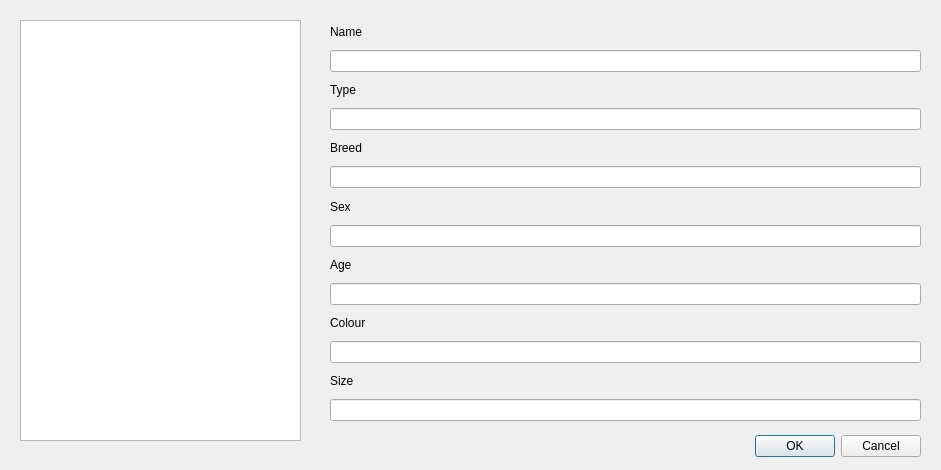
This is cuACS/viewanimals.ui in cameronhawtin/Animal-Farm-cuACS as Qt 5 draws it before an edit. The edited form follows.
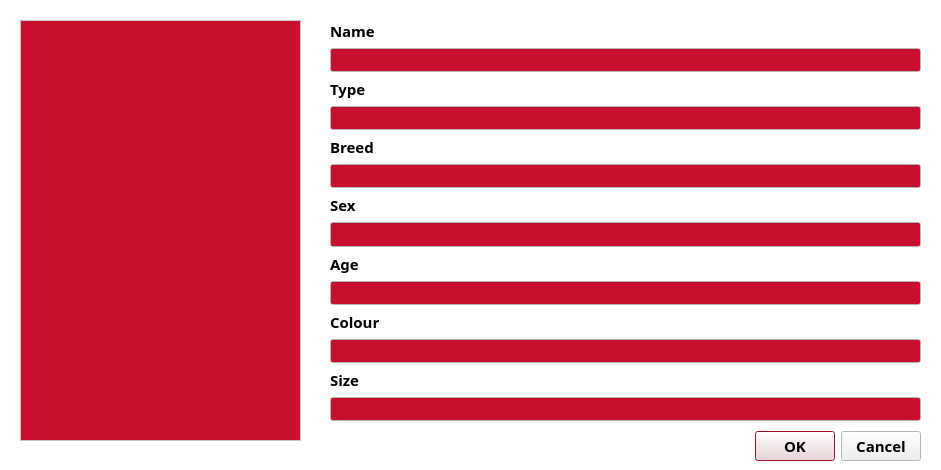
This is the edited form.

Commit message: added carleton font set dialogs to have carleton font (Egyptienne Roman) set login window to non-resizeable set colours to carleton's (PMS 186 #C8102E 200, 16, 46)

What changed in the file:
```diff
--- a/cuACS/viewanimals.ui
+++ b/cuACS/viewanimals.ui
@@ -10,6 +10,159 @@
     <height>470</height>
    </rect>
   </property>
+  <property name="palette">
+   <palette>
+    <active>
+     <colorrole role="BrightText">
+      <brush brushstyle="SolidPattern">
+       <color alpha="255">
+        <red>255</red>
+        <green>255</green>
+        <blue>255</blue>
+       </color>
+      </brush>
+     </colorrole>
+     <colorrole role="Base">
+      <brush brushstyle="SolidPattern">
+       <color alpha="255">
+        <red>200</red>
+        <green>16</green>
+        <blue>46</blue>
+       </color>
+      </brush>
+     </colorrole>
+     <colorrole role="Window">
+      <brush brushstyle="SolidPattern">
+       <color alpha="255">
+        <red>255</red>
+        <green>255</green>
+        <blue>255</blue>
+       </color>
+      </brush>
+     </colorrole>
+     <colorrole role="Highlight">
+      <brush brushstyle="SolidPattern">
+       <color alpha="255">
+        <red>200</red>
+        <green>16</green>
+        <blue>46</blue>
+       </color>
+      </brush>
+     </colorrole>
+     <colorrole role="HighlightedText">
+      <brush brushstyle="SolidPattern">
+       <color alpha="255">
+        <red>255</red>
+        <green>255</green>
+        <blue>255</blue>
+       </color>
+      </brush>
+     </colorrole>
+    </active>
+    <inactive>
+     <colorrole role="BrightText">
+      <brush brushstyle="SolidPattern">
+       <color alpha="255">
+        <red>255</red>
+        <green>255</green>
+        <blue>255</blue>
+       </color>
+      </brush>
+     </colorrole>
+     <colorrole role="Base">
+      <brush brushstyle="SolidPattern">
+       <color alpha="255">
+        <red>200</red>
+        <green>16</green>
+        <blue>46</blue>
+       </color>
+      </brush>
+     </colorrole>
+     <colorrole role="Window">
+      <brush brushstyle="SolidPattern">
+       <color alpha="255">
+        <red>255</red>
+        <green>255</green>
+        <blue>255</blue>
+       </color>
+      </brush>
+     </colorrole>
+     <colorrole role="Highlight">
+      <brush brushstyle="SolidPattern">
+       <color alpha="255">
+        <red>200</red>
+        <green>16</green>
+        <blue>46</blue>
+       </color>
+      </brush>
+     </colorrole>
+     <colorrole role="HighlightedText">
+      <brush brushstyle="SolidPattern">
+       <color alpha="255">
+        <red>255</red>
+        <green>255</green>
+        <blue>255</blue>
+       </color>
+      </brush>
+     </colorrole>
+    </inactive>
+    <disabled>
+     <colorrole role="BrightText">
+      <brush brushstyle="SolidPattern">
+       <color alpha="255">
+        <red>255</red>
+        <green>255</green>
+        <blue>255</blue>
+       </color>
+      </brush>
+     </colorrole>
+     <colorrole role="Base">
+      <brush brushstyle="SolidPattern">
+       <color alpha="255">
+        <red>255</red>
+        <green>255</green>
+        <blue>255</blue>
+       </color>
+      </brush>
+     </colorrole>
+     <colorrole role="Window">
+      <brush brushstyle="SolidPattern">
+       <color alpha="255">
+        <red>255</red>
+        <green>255</green>
+        <blue>255</blue>
+       </color>
+      </brush>
+     </colorrole>
+     <colorrole role="Highlight">
+      <brush brushstyle="SolidPattern">
+       <color alpha="255">
+        <red>145</red>
+        <green>141</green>
+        <blue>126</blue>
+       </color>
+      </brush>
+     </colorrole>
+     <colorrole role="HighlightedText">
+      <brush brushstyle="SolidPattern">
+       <color alpha="255">
+        <red>255</red>
+        <green>255</green>
+        <blue>255</blue>
+       </color>
+      </brush>
+     </colorrole>
+    </disabled>
+   </palette>
+  </property>
+  <property name="font">
+   <font>
+    <family>Egyptienne F</family>
+    <pointsize>11</pointsize>
+    <weight>75</weight>
+    <bold>true</bold>
+   </font>
+  </property>
   <property name="windowTitle">
    <string>Dialog</string>
   </property>
@@ -61,6 +214,43 @@
       <property name="enabled">
        <bool>true</bool>
       </property>
+      <property name="palette">
+       <palette>
+        <active>
+         <colorrole role="Text">
+          <brush brushstyle="SolidPattern">
+           <color alpha="255">
+            <red>255</red>
+            <green>255</green>
+            <blue>255</blue>
+           </color>
+          </brush>
+         </colorrole>
+        </active>
+        <inactive>
+         <colorrole role="Text">
+          <brush brushstyle="SolidPattern">
+           <color alpha="255">
+            <red>255</red>
+            <green>255</green>
+            <blue>255</blue>
+           </color>
+          </brush>
+         </colorrole>
+        </inactive>
+        <disabled>
+         <colorrole role="Text">
+          <brush brushstyle="SolidPattern">
+           <color alpha="255">
+            <red>190</red>
+            <green>190</green>
+            <blue>190</blue>
+           </color>
+          </brush>
+         </colorrole>
+        </disabled>
+       </palette>
+      </property>
      </widget>
     </item>
     <item>
@@ -71,7 +261,45 @@
      </widget>
     </item>
     <item>
-     <widget class="QLineEdit" name="typeLineEdit"/>
+     <widget class="QLineEdit" name="typeLineEdit">
+      <property name="palette">
+       <palette>
+        <active>
+         <colorrole role="Text">
+          <brush brushstyle="SolidPattern">
+           <color alpha="255">
+            <red>255</red>
+            <green>255</green>
+            <blue>255</blue>
+           </color>
+          </brush>
+         </colorrole>
+        </active>
+        <inactive>
+         <colorrole role="Text">
+          <brush brushstyle="SolidPattern">
+           <color alpha="255">
+            <red>255</red>
+            <green>255</green>
+            <blue>255</blue>
+           </color>
+          </brush>
+         </colorrole>
+        </inactive>
+        <disabled>
+         <colorrole role="Text">
+          <brush brushstyle="SolidPattern">
+           <color alpha="255">
+            <red>190</red>
+            <green>190</green>
+            <blue>190</blue>
+           </color>
+          </brush>
+         </colorrole>
+        </disabled>
+       </palette>
+      </property>
+     </widget>
     </item>
     <item>
      <widget class="QLabel" name="labelBreed">
@@ -81,7 +309,45 @@
      </widget>
     </item>
     <item>
-     <widget class="QLineEdit" name="breedLineEdit"/>
+     <widget class="QLineEdit" name="breedLineEdit">
+      <property name="palette">
+       <palette>
+        <active>
+         <colorrole role="Text">
+          <brush brushstyle="SolidPattern">
+           <color alpha="255">
+            <red>255</red>
+            <green>255</green>
+            <blue>255</blue>
+           </color>
+          </brush>
+         </colorrole>
+        </active>
+        <inactive>
+         <colorrole role="Text">
+          <brush brushstyle="SolidPattern">
+           <color alpha="255">
+            <red>255</red>
+            <green>255</green>
+            <blue>255</blue>
+           </color>
+          </brush>
+         </colorrole>
+        </inactive>
+        <disabled>
+         <colorrole role="Text">
+          <brush brushstyle="SolidPattern">
+           <color alpha="255">
+            <red>190</red>
+            <green>190</green>
+            <blue>190</blue>
+           </color>
+          </brush>
+         </colorrole>
+        </disabled>
+       </palette>
+      </property>
+     </widget>
     </item>
     <item>
      <widget class="QLabel" name="sexLabel">
@@ -91,7 +357,45 @@
      </widget>
     </item>
     <item>
-     <widget class="QLineEdit" name="sexLineEdit"/>
+     <widget class="QLineEdit" name="sexLineEdit">
+      <property name="palette">
+       <palette>
+        <active>
+         <colorrole role="Text">
+          <brush brushstyle="SolidPattern">
+           <color alpha="255">
+            <red>255</red>
+            <green>255</green>
+            <blue>255</blue>
+           </color>
+          </brush>
+         </colorrole>
+        </active>
+        <inactive>
+         <colorrole role="Text">
+          <brush brushstyle="SolidPattern">
+           <color alpha="255">
+            <red>255</red>
+            <green>255</green>
+            <blue>255</blue>
+           </color>
+          </brush>
+         </colorrole>
+        </inactive>
+        <disabled>
+         <colorrole role="Text">
+          <brush brushstyle="SolidPattern">
+           <color alpha="255">
+            <red>190</red>
+            <green>190</green>
+            <blue>190</blue>
+           </color>
+          </brush>
+         </colorrole>
+        </disabled>
+       </palette>
+      </property>
+     </widget>
     </item>
     <item>
      <widget class="QLabel" name="ageLabel">
@@ -105,6 +409,43 @@
       <property name="enabled">
        <bool>true</bool>
       </property>
+      <property name="palette">
+       <palette>
+        <active>
+         <colorrole role="Text">
+          <brush brushstyle="SolidPattern">
+           <color alpha="255">
+            <red>255</red>
+            <green>255</green>
+            <blue>255</blue>
+           </color>
+          </brush>
+         </colorrole>
+        </active>
+        <inactive>
+         <colorrole role="Text">
+          <brush brushstyle="SolidPattern">
+           <color alpha="255">
+            <red>255</red>
+            <green>255</green>
+            <blue>255</blue>
+           </color>
+          </brush>
+         </colorrole>
+        </inactive>
+        <disabled>
+         <colorrole role="Text">
+          <brush brushstyle="SolidPattern">
+           <color alpha="255">
+            <red>190</red>
+            <green>190</green>
+            <blue>190</blue>
+           </color>
+          </brush>
+         </colorrole>
+        </disabled>
+       </palette>
+      </property>
      </widget>
     </item>
     <item>
@@ -115,7 +456,45 @@
      </widget>
     </item>
     <item>
-     <widget class="QLineEdit" name="colourLineEdit"/>
+     <widget class="QLineEdit" name="colourLineEdit">
+      <property name="palette">
+       <palette>
+        <active>
+         <colorrole role="Text">
+          <brush brushstyle="SolidPattern">
+           <color alpha="255">
+            <red>255</red>
+            <green>255</green>
+            <blue>255</blue>
+           </color>
+          </brush>
+         </colorrole>
+        </active>
+        <inactive>
+         <colorrole role="Text">
+          <brush brushstyle="SolidPattern">
+           <color alpha="255">
+            <red>255</red>
+            <green>255</green>
+            <blue>255</blue>
+           </color>
+          </brush>
+         </colorrole>
+        </inactive>
+        <disabled>
+         <colorrole role="Text">
+          <brush brushstyle="SolidPattern">
+           <color alpha="255">
+            <red>190</red>
+            <green>190</green>
+            <blue>190</blue>
+           </color>
+          </brush>
+         </colorrole>
+        </disabled>
+       </palette>
+      </property>
+     </widget>
     </item>
     <item>
      <widget class="QLabel" name="sizeLabel">
@@ -125,7 +504,45 @@
      </widget>
     </item>
     <item>
-     <widget class="QLineEdit" name="sizeLineEdit"/>
+     <widget class="QLineEdit" name="sizeLineEdit">
+      <property name="palette">
+       <palette>
+        <active>
+         <colorrole role="Text">
+          <brush brushstyle="SolidPattern">
+           <color alpha="255">
+            <red>255</red>
+            <green>255</green>
+            <blue>255</blue>
+           </color>
+          </brush>
+         </colorrole>
+        </active>
+        <inactive>
+         <colorrole role="Text">
+          <brush brushstyle="SolidPattern">
+           <color alpha="255">
+            <red>255</red>
+            <green>255</green>
+            <blue>255</blue>
+           </color>
+          </brush>
+         </colorrole>
+        </inactive>
+        <disabled>
+         <colorrole role="Text">
+          <brush brushstyle="SolidPattern">
+           <color alpha="255">
+            <red>190</red>
+            <green>190</green>
+            <blue>190</blue>
+           </color>
+          </brush>
+         </colorrole>
+        </disabled>
+       </palette>
+      </property>
+     </widget>
     </item>
    </layout>
   </widget>
```
The commit also changes 5 other files.
